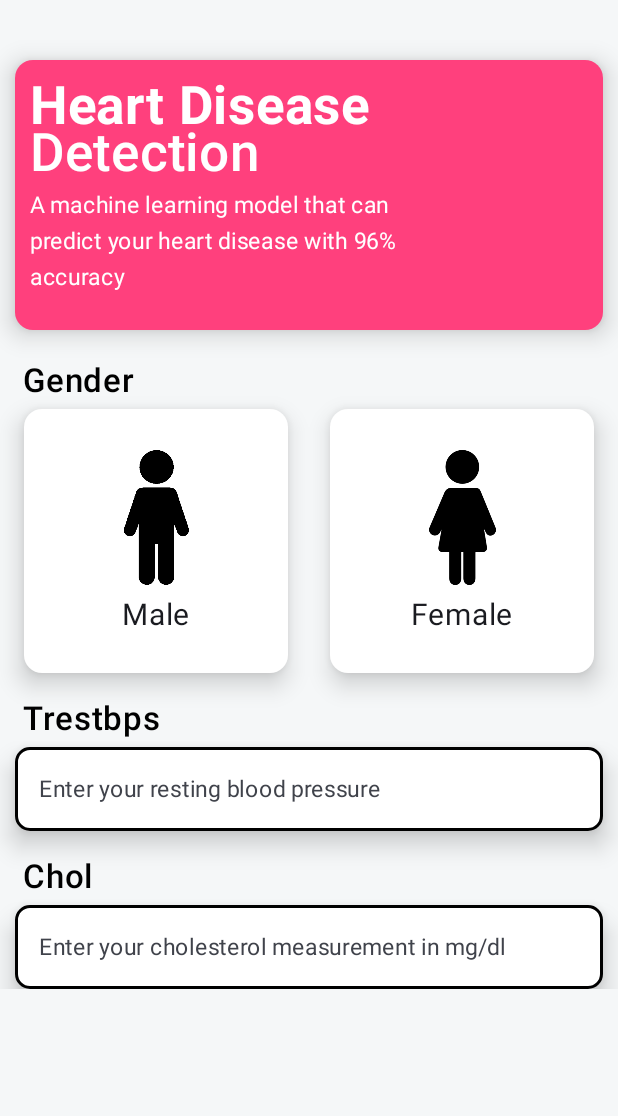
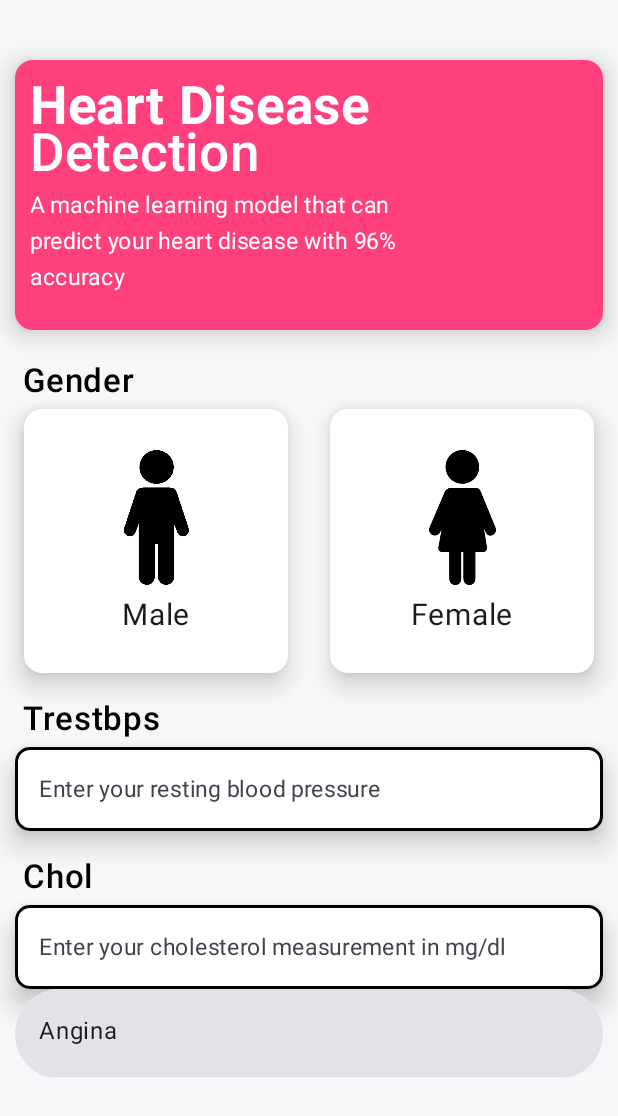
Before and after one commit to mrinmoyxb/Cardiac-Compass, an Android app built with Jetpack Compose: the screen it shows after launch (MainActivity), on a phone screen of 412 x 824 dp. Shown: the top 1116 px of the screen. Run offline under Robolectric (Android 15) with nearby library versions, the phone set to English and light mode, and no system bars.

Commit message:
drop down menu created

```diff
--- /dev/null
+++ b/app/src/main/java/com/example/heartdiseasedetetectionapp/View/HomeScreen/Components/CustomDropDownMenu.kt
@@ -0,0 +1,68 @@
+package com.example.heartdiseasedetetectionapp.View.HomeScreen.Components
+
+import androidx.compose.foundation.background
+import androidx.compose.foundation.clickable
+import androidx.compose.foundation.layout.Box
+import androidx.compose.foundation.layout.fillMaxSize
+import androidx.compose.foundation.layout.fillMaxWidth
+import androidx.compose.foundation.layout.height
+import androidx.compose.foundation.shape.RoundedCornerShape
+import androidx.compose.material3.DropdownMenu
+import androidx.compose.material3.DropdownMenuItem
+import androidx.compose.material3.ExperimentalMaterial3Api
+import androidx.compose.material3.ExposedDropdownMenuBox
+import androidx.compose.material3.Text
+import androidx.compose.material3.TextField
+import androidx.compose.material3.TextFieldDefaults
+import androidx.compose.runtime.Composable
+import androidx.compose.runtime.getValue
+import androidx.compose.runtime.mutableStateOf
+import androidx.compose.runtime.remember
+import androidx.compose.runtime.setValue
+import androidx.compose.ui.Modifier
+import androidx.compose.ui.draw.clip
+import androidx.compose.ui.graphics.Color
+import androidx.compose.ui.tooling.preview.Preview
+import androidx.compose.ui.unit.dp
+import androidx.compose.ui.unit.sp
+
+
+@OptIn(ExperimentalMaterial3Api::class)
+@Preview(showBackground = true)
+@Composable
+fun CustomDropDownMenu() {
+    var isExpanded by remember { mutableStateOf(false) }
+    val options: List<String> = listOf("Angina", "Atypical angina", "Non-anginal", "Asymptomatic")
+    var category by remember{ mutableStateOf(options[0])}
+
+    Box(
+        modifier = Modifier
+            .clip(RoundedCornerShape(40.dp))
+            .fillMaxWidth()
+            .height(60.dp)
+            .background(color = Color.White, shape = RoundedCornerShape(20.dp))
+    ){
+        ExposedDropdownMenuBox(expanded = isExpanded,
+            onExpandedChange = {isExpanded = !isExpanded}) {
+            TextField(value = category, onValueChange = {},
+                modifier = Modifier
+                    .menuAnchor()
+                    .fillMaxSize(),
+                readOnly = true,
+                colors = TextFieldDefaults.textFieldColors(
+                    cursorColor = Color.Black,
+                    focusedIndicatorColor = Color.White,
+                    unfocusedIndicatorColor = Color.White
+                )
+            )
+            ExposedDropdownMenu(expanded = isExpanded, onDismissRequest = { isExpanded = false}) {
+                options.forEach{ label->
+                    DropdownMenuItem(text = {Text(label)}, onClick = {
+                        category = label
+                        isExpanded = false
+                    })
+                }
+            }
+        }
+    }
+}
--- a/app/src/main/java/com/example/heartdiseasedetetectionapp/View/HomeScreen/HomeScreenFinal/HomeScreen.kt
+++ b/app/src/main/java/com/example/heartdiseasedetetectionapp/View/HomeScreen/HomeScreenFinal/HomeScreen.kt
@@ -19,6 +19,7 @@ import androidx.compose.ui.tooling.preview.Preview
 import androidx.compose.ui.unit.dp
 import com.example.heartdiseasedetetectionapp.R
 import com.example.heartdiseasedetetectionapp.View.HomeScreen.Components.CardHeading
+import com.example.heartdiseasedetetectionapp.View.HomeScreen.Components.CustomDropDownMenu
 import com.example.heartdiseasedetetectionapp.View.HomeScreen.Components.CustomLabel
 import com.example.heartdiseasedetetectionapp.View.HomeScreen.Components.CustomTextField
 import com.example.heartdiseasedetetectionapp.View.HomeScreen.Components.SexCard
@@ -56,6 +57,7 @@ fun HomeScreen(){
                 CustomLabel(heading = "Chol", 22)
                 CustomTextField("Enter your cholesterol measurement in mg/dl")
 
+                CustomDropDownMenu()
 
             }
         }
```
